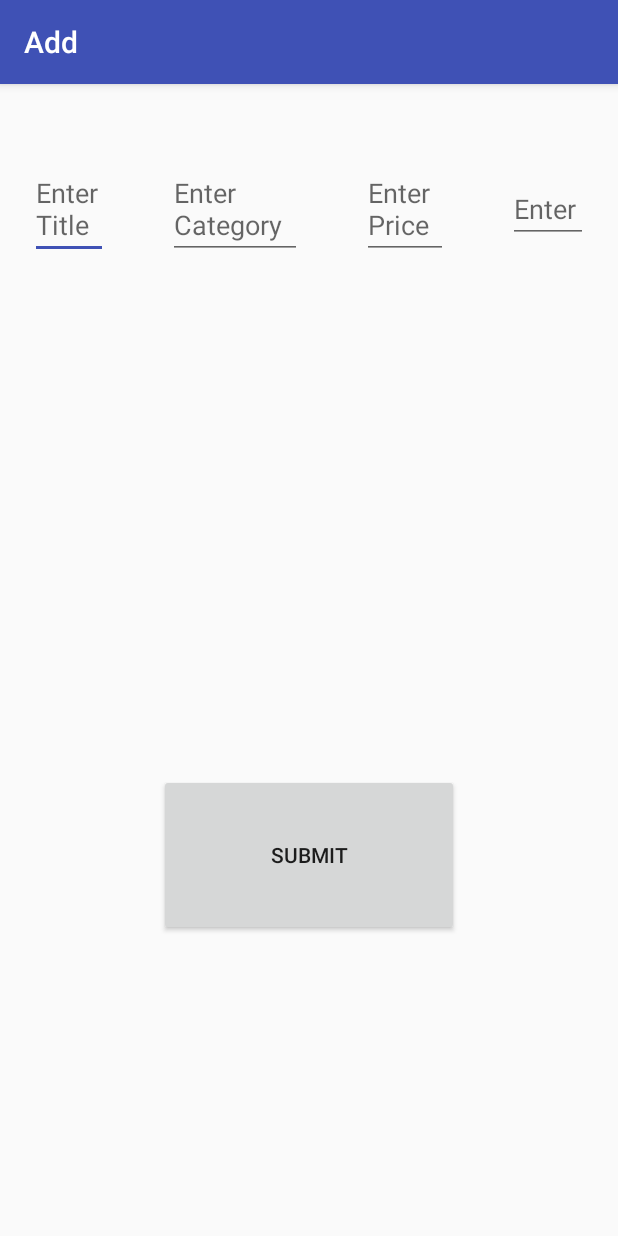
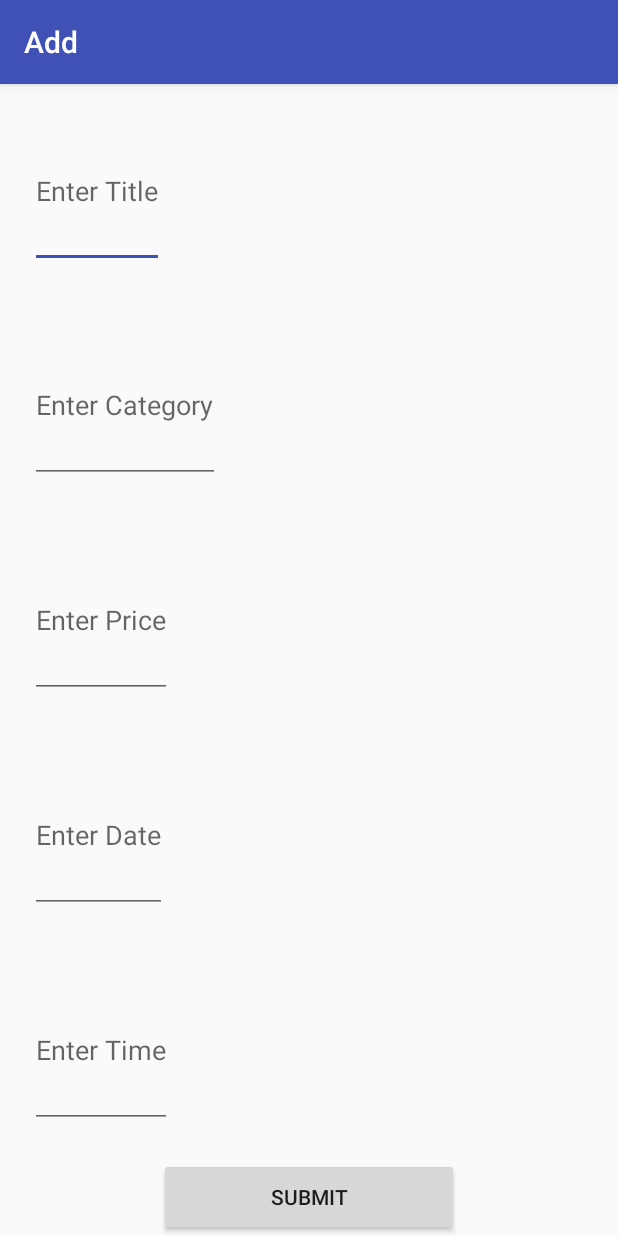
Before and after one commit to Aksh-ay/To-Do, an Android app: the screen it shows after launch (ExpenseDetailActivity), after a tap on an icon or button, on a phone screen of 412 x 824 dp. Run offline under Robolectric (Android 15) with nearby library versions, the phone set to English and light mode, and no system bars.

Commit message:
before Adding datepicker

```diff
--- a/app/src/main/java/com/example/asus/todoclass2/Expense.java
+++ b/app/src/main/java/com/example/asus/todoclass2/Expense.java
@@ -13,12 +13,13 @@ public class Expense implements Serializable{
     int position;
     double price;
     String category;
-    String description;
+//    long dateTime;
 
     public Expense(String title,int id, double price, String category) {
         this.title = title;
         this.id=id;
         this.price = price;
         this.category = category;
+//        this.dateTime = dateTime;
     }
 }
--- a/app/src/main/java/com/example/asus/todoclass2/ExpenseDetailActivity.java
+++ b/app/src/main/java/com/example/asus/todoclass2/ExpenseDetailActivity.java
@@ -1,6 +1,7 @@
 package com.example.asus.todoclass2;
 
 import android.app.DatePickerDialog;
+import android.app.TimePickerDialog;
 import android.content.ContentValues;
 import android.content.Context;
 import android.content.Intent;
@@ -11,6 +12,7 @@ import android.view.View;
 import android.widget.Button;
 import android.widget.DatePicker;
 import android.widget.EditText;
+import android.widget.TimePicker;
 
 import java.util.Calendar;
 
@@ -23,7 +25,10 @@ public class ExpenseDetailActivity extends AppCompatActivity {
     EditText categoryTextView;
     EditText priceTextView;
     EditText dateEditText;
-    long date;
+    EditText timeEditText;
+    long time;
+//    long oldtime;
+    Calendar dateTime;
 
     @Override
     protected void onCreate(Bundle savedInstanceState) {
@@ -32,9 +37,12 @@ public class ExpenseDetailActivity extends AppCompatActivity {
         titleTextView = (EditText) findViewById(R.id.expenseDetailTitleTextView);
         categoryTextView = (EditText) findViewById(R.id.expenseDetailCategoryTextView);
         priceTextView = (EditText) findViewById(R.id.expenseDetailPriceTextView);
+        dateEditText = (EditText) findViewById(R.id.expenseDetailDateTextView);
+        timeEditText = (EditText) findViewById(R.id.expenseDetailTimeTextView);
         Button submitButton = (Button) findViewById(R.id.expenseDetailSubmitButton);
         Intent i = getIntent();
         title   = i.getStringExtra(IntentConstants.EXPENSE_TITLE);
+//        oldtime = i.getLongExtra("dateTime",-1);
         Id = i.getIntExtra("id", -1);
         setTitle(title);
          if (Id!= -1)
@@ -42,8 +50,43 @@ public class ExpenseDetailActivity extends AppCompatActivity {
              titleTextView.setText(title);
              categoryTextView.setText(i.getStringExtra("category"));
              priceTextView.setText(oldprice+"");
+//             Calendar calendar = Calendar.getInstance();
+//             calendar.setTimeInMillis(oldtime);
+
+//             int year = calendar.get(Calendar.YEAR);
+//             int month = calendar.get(Calendar.MONTH);
+//             int day = calendar.get(Calendar.DATE);
+//             int hour = calendar.get(Calendar.HOUR_OF_DAY);
+//             int min = calendar.get(Calendar.MINUTE);
+//             dateEditText.setText(day + "/ "  + month + "/" + year );
+//             timeEditText.setText(hour + ":" + min);
          }
-            submitButton.setOnClickListener(new View.OnClickListener() {
+
+
+        dateEditText.setOnClickListener(new View.OnClickListener() {
+            @Override
+            public void onClick(View v) {
+                Calendar newCalendar = Calendar.getInstance();
+                int month = newCalendar.get(Calendar.MONTH);  // Current month
+                int year = newCalendar.get(Calendar.YEAR);   // Current year
+                int day= newCalendar.get(Calendar.DATE);
+                showDatePicker(ExpenseDetailActivity.this, year, month, day );
+            }
+        });
+
+
+        timeEditText.setOnClickListener(new View.OnClickListener() {
+            @Override
+            public void onClick(View v) {
+
+                Calendar newCalendar =  Calendar.getInstance();
+                int hour = newCalendar.get(Calendar.HOUR_OF_DAY);
+                int mins = newCalendar.get(Calendar.MINUTE);
+                showTimePicker(ExpenseDetailActivity.this,hour,mins);
+            }
+        });
+
+        submitButton.setOnClickListener(new View.OnClickListener() {
             @Override
             public void onClick(View v) {
                 String newTitle = titleTextView.getText().toString();
@@ -58,13 +101,19 @@ public class ExpenseDetailActivity extends AppCompatActivity {
 
                 if (!price.isEmpty()){
                     newPrice = Double.parseDouble(price);
-            }
+
+
+
+
+
+                }
                ExpenseOpenHelper expenseOpenHelper = ExpenseOpenHelper.getOpenHelperInstance(ExpenseDetailActivity.this);
                 SQLiteDatabase database = expenseOpenHelper.getWritableDatabase();
                 ContentValues cv = new ContentValues();
                 cv.put(ExpenseOpenHelper.Expense_TITLE, newTitle);
                 cv.put(ExpenseOpenHelper.Expense_Category,newCategory);
                 cv.put(ExpenseOpenHelper.Expense_Price, newPrice);
+//                cv.put(ExpenseOpenHelper.Expense_DateTIme, time);
 
                 if(Id==-1)
                     database.insert(ExpenseOpenHelper.Expense_Table_Name,null,cv);
@@ -82,16 +131,7 @@ public class ExpenseDetailActivity extends AppCompatActivity {
 
         // Steps for Date picker
         // Will show Date picker dialog on clicking edit text
-        dateEditText = (EditText) findViewById(R.id.expenseDetailDateTextView);
-        dateEditText.setOnClickListener(new View.OnClickListener() {
-            @Override
-            public void onClick(View v) {
-                Calendar newCalendar = Calendar.getInstance();
-                int month = newCalendar.get(Calendar.MONTH);  // Current month
-                int year = newCalendar.get(Calendar.YEAR);   // Current year
-                showDatePicker(ExpenseDetailActivity.this, year, month, 1);
-            }
-        });
+
 
 
 
@@ -112,9 +152,8 @@ public class ExpenseDetailActivity extends AppCompatActivity {
                     public void onDateSet(DatePicker datepicker, int year, int month, int day) {
 
                         // To get epoch, You can store this date(in epoch) in database
-                        Calendar calendar = Calendar.getInstance();
-                        calendar.set(year, month, day);
-                        date = calendar.getTime().getTime();
+                        dateTime = Calendar.getInstance();
+                        dateTime.set(year, month, day);
                         // Setting date selected in the edit text
                         dateEditText.setText(day + "/" + (month + 1) + "/" + year);
                     }
@@ -125,6 +164,29 @@ public class ExpenseDetailActivity extends AppCompatActivity {
 
     }
 
+    public void showTimePicker(Context context , int initialTime , int initialMinute){
+         TimePickerDialog  timePickerDialog = new  TimePickerDialog(context ,
+                 new TimePickerDialog.OnTimeSetListener() {
+                     @Override
+                     public void onTimeSet(TimePicker timePicker, int hourofday, int minute) {
+                         dateTime = Calendar.getInstance();
+                         dateTime.set(Calendar.HOUR_OF_DAY, hourofday);
+                         dateTime.set(Calendar.MINUTE, minute);
+                         time = dateTime.getTime().getTime();
+                         timeEditText.setText(hourofday + ":" + minute);
+                     }
+                 },initialTime,initialMinute,false);
+        timePickerDialog.show();
+
+
+
+
+
+
+
+
+    }
+
     @Override
     public void onBackPressed() {
         setResult(RESULT_CANCELED);
--- a/app/src/main/java/com/example/asus/todoclass2/ExpenseOpenHelper.java
+++ b/app/src/main/java/com/example/asus/todoclass2/ExpenseOpenHelper.java
@@ -15,6 +15,7 @@ import android.database.sqlite.SQLiteOpenHelper;
     public  final static String Expense_Id = "_id";
     public  final static String Expense_Price = "price";
     public  final static String Expense_Category = "category";
+    public  final static String Expense_DateTIme = "dateTime";
     public static  ExpenseOpenHelper expenseOpenHelper;
 
     public  static  ExpenseOpenHelper getOpenHelperInstance (Context context){
--- a/app/src/main/res/layout/activity_expense_detail.xml
+++ b/app/src/main/res/layout/activity_expense_detail.xml
@@ -7,49 +7,48 @@
     android:orientation="vertical"
     tools:context="com.example.asus.todoclass2.MainActivity">
 
-   <LinearLayout
-       android:layout_width="wrap_content"
-       android:layout_height="0dp"
-       android:layout_weight="2"
-       android:orientation="horizontal"
-       android:layout_marginTop="30dp">
 
        <EditText
-        android:layout_width="0dp"
-        android:layout_height="wrap_content"
+        android:layout_width="wrap_content"
+        android:layout_height="0dp"
         android:hint="Enter Title"
            android:layout_weight="1"
-        android:layout_margin="20dp"
+           android:layout_margin="20dp"
         android:id="@+id/expenseDetailTitleTextView"/>
 
        <EditText
-        android:layout_width="0dp"
-        android:layout_height="wrap_content"
+        android:layout_width="wrap_content"
+        android:layout_height="0dp"
         android:hint="Enter Category"
         android:layout_margin="20dp"
         android:layout_weight="1"
         android:id="@+id/expenseDetailCategoryTextView"/>
 
        <EditText
-           android:layout_width="0dp"
+           android:layout_width="wrap_content"
            android:layout_weight="1"
-           android:layout_height="wrap_content"
+           android:layout_height="0dp"
            android:hint="Enter Price"
            android:layout_margin="20dp"
            android:id="@+id/expenseDetailPriceTextView"/>
 
        <EditText
-           android:layout_width="0dp"
+           android:layout_width="wrap_content"
            android:layout_weight="1"
-           android:layout_height="wrap_content"
-           android:inputType="date"
+           android:layout_height="0dp"
            android:hint="Enter Date"
            android:focusable="false"
            android:layout_margin="20dp"
            android:id="@+id/expenseDetailDateTextView"/>
 
-
-   </LinearLayout>
+       <EditText
+           android:layout_width="wrap_content"
+           android:layout_height="0dp"
+           android:hint="Enter Time"
+           android:focusable="false"
+           android:layout_weight="1"
+           android:layout_margin="20dp"
+           android:id="@+id/expenseDetailTimeTextView"/>
 
     <Button
         android:layout_width="200dp"
@@ -57,7 +56,6 @@
         android:layout_weight="0.5"
         android:text="Submit"
         android:layout_gravity="center"
-        android:layout_marginBottom="200dp"
         android:id="@+id/expenseDetailSubmitButton"/>
 
 
--- a/app/src/main/res/layout/list_item.xml
+++ b/app/src/main/res/layout/list_item.xml
@@ -13,7 +13,7 @@
     android:layout_width="match_parent"
     android:layout_height="match_parent"
     xmlns:app="http://schemas.android.com/apk/res-auto"
-    app:cardElevation="3dp"
+    app:cardElevation="4dp"
     android:layout_marginTop="10dp"
     app:cardCornerRadius="3dp"
     app:contentPadding="5dp">
@@ -59,6 +59,8 @@
         android:layout_weight="2"
         android:textColor="@color/cardview_dark_background"/>
 
+
+
     </LinearLayout>
 
     </android.support.v7.widget.CardView>
--- a/app/src/main/res/menu/main_menu.xml
+++ b/app/src/main/res/menu/main_menu.xml
@@ -7,9 +7,9 @@
         android:title="Add"
         />
 
-    <item
-        android:id="@+id/remove"
-        android:title="Remove" />
+    <!--<item-->
+        <!--android:id="@+id/remove"-->
+        <!--android:title="Remove" />-->
     <item
         android:id="@+id/aboutUs"
         android:title="About Us"/>
```
Also changed, not shown: app/src/main/java/com/example/asus/todoclass2/MainActivity.java (+59 -55 lines).
